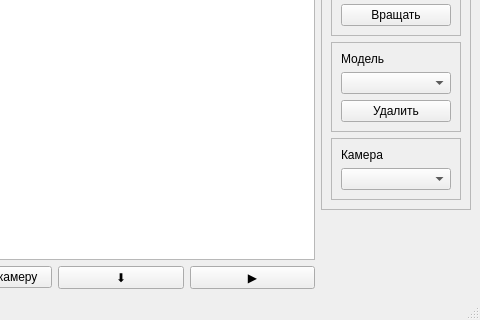
First picture: the form in lab_03/design.ui, repository migregal/bmstu-iu7-oop, before the edit; both pictures show x 607 to 1087 and y 382 to 702 of the 1087 by 702 pixel window.
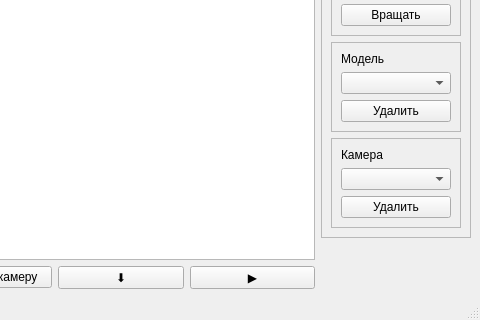
Second picture: the form after the edit.

Commit message: Camera removing added

Diff of the .ui file:
```diff
--- a/lab_03/design.ui
+++ b/lab_03/design.ui
@@ -354,6 +354,13 @@
           <item>
            <widget class="QComboBox" name="camera_choose"/>
           </item>
+          <item>
+           <widget class="QPushButton" name="delete_camera">
+            <property name="text">
+             <string>Удалить</string>
+            </property>
+           </widget>
+          </item>
          </layout>
         </widget>
        </item>
```
Left out of the diff: 1 changed line with no effect on the pictures. The commit also changes 3 other files.
